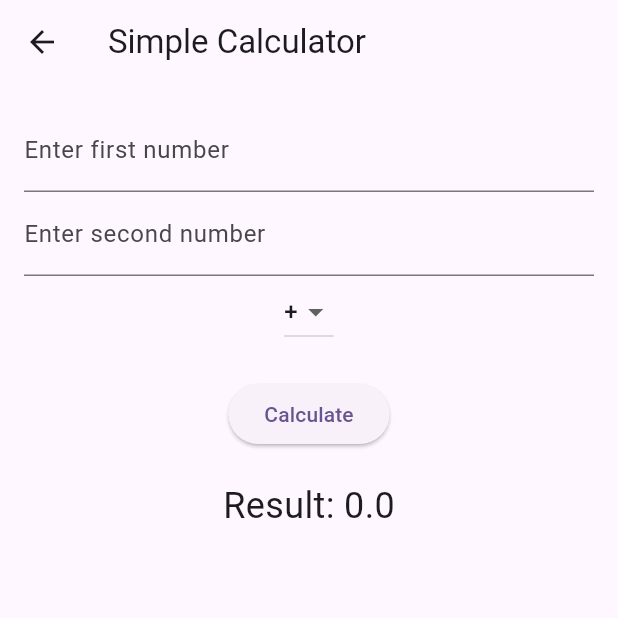
After one commit to Saffron-codes/flutter-state-management-examples, a Flutter app: the SimpleCalculatorView screen opened directly, after a tap on "Calculate", on a phone screen of 412 x 824 dp, the top half of it. The commit adds this screen. Run offline on Flutter 3.47's test engine with Material 3 defaults, Android fonts, the light colour scheme and no system bars.

Commit message:
add simple_calculator - MVVM

```diff
--- a/lib/app.dart
+++ b/lib/app.dart
@@ -3,6 +3,7 @@ import 'package:provider/provider.dart';
 import 'package:sm_example/home_page.dart';
 
 import 'features/counter/counter_view_model.dart';
+import 'features/simple_calculator/calculator_viewmodel.dart';
 
 class App extends StatelessWidget {
   const App({super.key});
@@ -15,7 +16,8 @@ class App extends StatelessWidget {
           create: (context) {
             return CounterViewModel();
           },
-        )
+        ),
+        ChangeNotifierProvider(create: (_) => CalculatorViewModel()),
       ],
       child: MaterialApp(
         title: 'Flutter State Management Examples',
--- /dev/null
+++ b/lib/features/simple_calculator/calculator_model.dart
@@ -0,0 +1,16 @@
+class CalculatorModel {
+  double calculate(double num1, double num2, String operation) {
+    switch (operation) {
+      case '+':
+        return num1 + num2;
+      case '-':
+        return num1 - num2;
+      case '*':
+        return num1 * num2;
+      case '/':
+        return num2 != 0 ? num1 / num2 : double.nan;
+      default:
+        return 0;
+    }
+  }
+}
--- /dev/null
+++ b/lib/features/simple_calculator/calculator_viewmodel.dart
@@ -0,0 +1,26 @@
+import 'package:flutter/material.dart';
+
+import 'calculator_model.dart';
+
+class CalculatorViewModel with ChangeNotifier {
+  final CalculatorModel _calculatorModel = CalculatorModel();
+
+  double _result = 0;
+  double get result => _result;
+
+  void calculateResult(double num1, double num2, String operation) {
+    _result = _calculatorModel.calculate(num1, num2, operation);
+    notifyListeners();
+  }
+
+  void reset() {
+    _result = 0;
+    notifyListeners();
+  }
+
+  @override
+  void dispose() {
+    _result = 0; // Reset result
+    super.dispose();
+  }
+}
--- /dev/null
+++ b/lib/features/simple_calculator/simple_calculator_view.dart
@@ -0,0 +1,59 @@
+import 'package:flutter/material.dart';
+import 'package:provider/provider.dart';
+import 'package:sm_example/features/simple_calculator/calculator_viewmodel.dart';
+
+class SimpleCalculatorView extends StatelessWidget {
+  final TextEditingController _num1Controller = TextEditingController();
+  final TextEditingController _num2Controller = TextEditingController();
+  final List<String> _operations = ['+', '-', '*', '/'];
+  String _operation = '+';
+
+  @override
+  Widget build(BuildContext context) {
+    final calculatorViewModel = Provider.of<CalculatorViewModel>(context);
+
+    return Scaffold(
+      appBar: AppBar(title: Text("Simple Calculator")),
+      body: Padding(
+        padding: const EdgeInsets.all(16.0),
+        child: Column(
+          children: [
+            TextField(
+              controller: _num1Controller,
+              decoration: InputDecoration(labelText: "Enter first number"),
+              keyboardType: TextInputType.number,
+            ),
+            TextField(
+              controller: _num2Controller,
+              decoration: InputDecoration(labelText: "Enter second number"),
+              keyboardType: TextInputType.number,
+            ),
+            DropdownButton<String>(
+              value: _operation,
+              items: _operations
+                  .map((op) => DropdownMenuItem(value: op, child: Text(op)))
+                  .toList(),
+              onChanged: (value) {
+                _operation = value!;
+              },
+            ),
+            SizedBox(height: 20),
+            ElevatedButton(
+              onPressed: () {
+                double num1 = double.tryParse(_num1Controller.text) ?? 0;
+                double num2 = double.tryParse(_num2Controller.text) ?? 0;
+                calculatorViewModel.calculateResult(num1, num2, _operation);
+              },
+              child: Text("Calculate"),
+            ),
+            SizedBox(height: 20),
+            Text(
+              "Result: ${calculatorViewModel.result}",
+              style: TextStyle(fontSize: 24),
+            ),
+          ],
+        ),
+      ),
+    );
+  }
+}
--- a/lib/home_page.dart
+++ b/lib/home_page.dart
@@ -1,5 +1,7 @@
 import 'package:flutter/material.dart';
 import 'package:sm_example/features/counter/counter_view.dart';
+
+import 'features/simple_calculator/simple_calculator_view.dart';
 
 class HomePage extends StatelessWidget {
   const HomePage({super.key});
@@ -15,6 +17,7 @@ class HomePage extends StatelessWidget {
   Widget build(BuildContext context) {
     return Scaffold(
       body: Center(
+        child: SingleChildScrollView(
           child: Column(
             mainAxisAlignment: MainAxisAlignment.center,
             children: [
@@ -25,8 +28,19 @@ class HomePage extends StatelessWidget {
                   CounterView(),
                 ),
                 child: Text("Counter - MVVM(Provider)"),
+              ),
+              SizedBox(
+                height: 10,
+              ),
+              FilledButton(
+                onPressed: () => navigateTo(
+                  context,
+                  SimpleCalculatorView(),
+                ),
+                child: Text("Simple Calculator - MVVM(Provider)"),
               )
             ],
+          ),
         ),
       ),
     );
```
Lines whose indentation alone changed are shown as unchanged.
